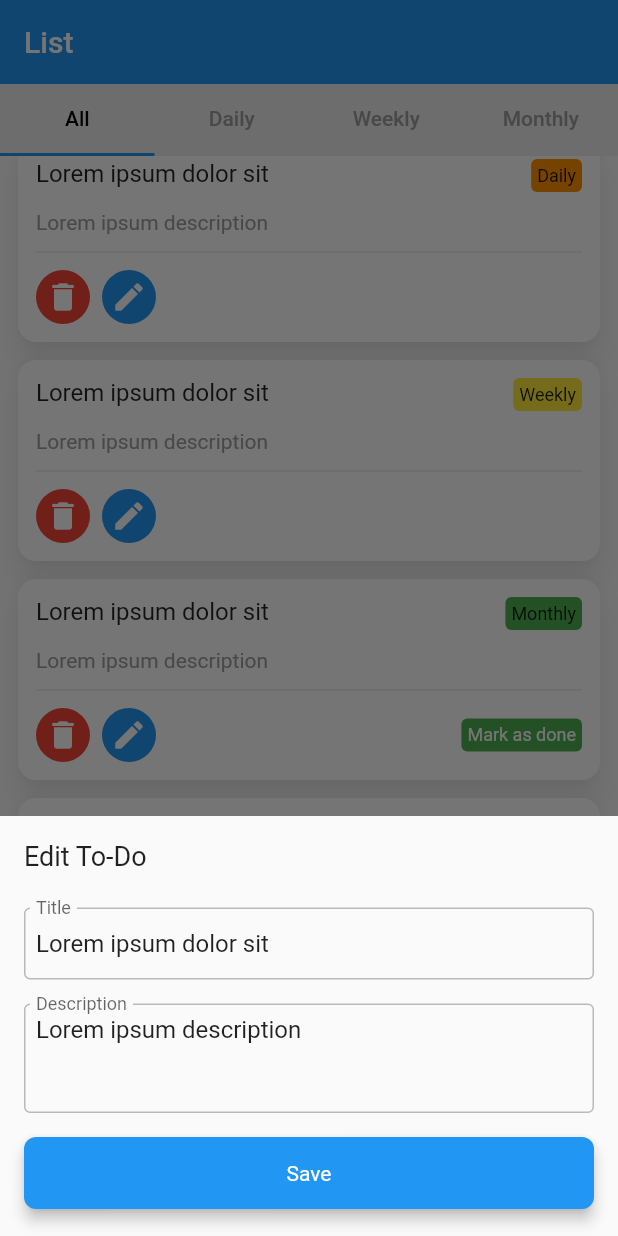
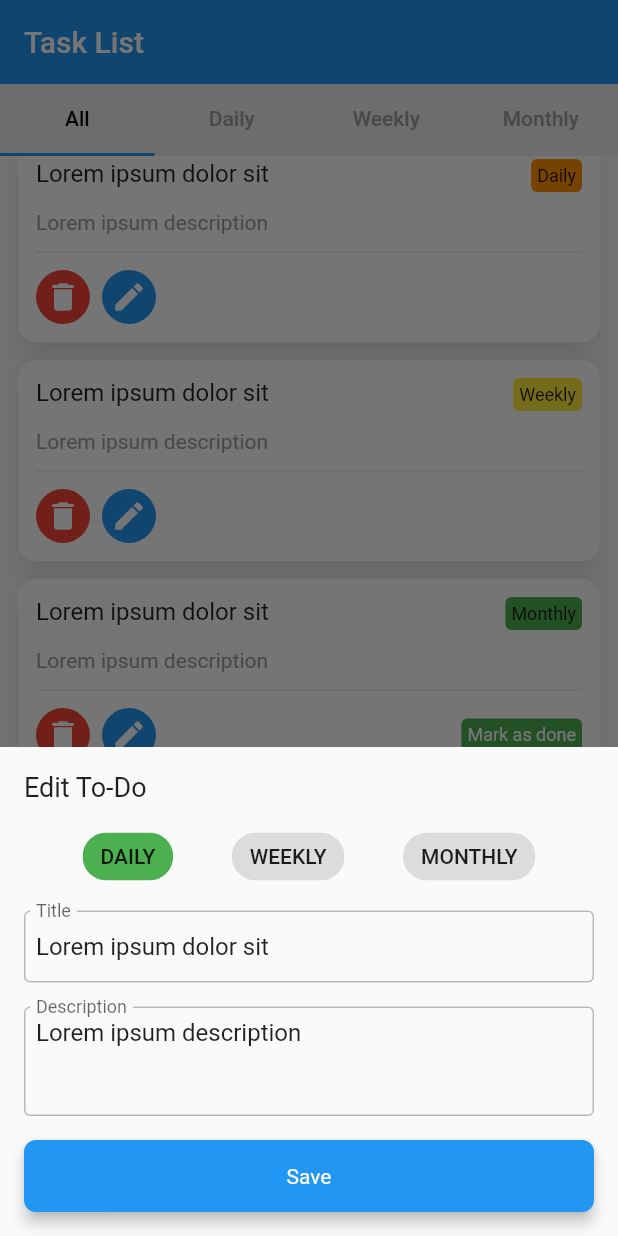
Before and after one commit to right7ctrl/taskmgr, a Flutter app: the screen it shows after launch, scrolled down 168 dp, after a tap on the "edit" icon, on a phone screen of 412 x 824 dp. Run offline on Flutter 3.47's test engine with Material 2 defaults, Android fonts, the phone set to English and light mode, and no system bars.

Commit message:
add period selection functionality where creating/updating a task

```diff
--- a/lib/main.dart
+++ b/lib/main.dart
@@ -13,6 +13,7 @@ class App extends StatelessWidget {
         ChangeNotifierProvider(create: (_) => ListProvider()),
       ],
       child: MaterialApp(
+        title: 'Taskmgr',
         home: TaskList(),
       ),
     );
--- a/lib/view/add/add_task.dart
+++ b/lib/view/add/add_task.dart
@@ -1,4 +1,5 @@
 import 'package:flutter/material.dart';
+import 'package:task_manager/core/constants/enums.dart';
 import 'package:task_manager/model/list/list_item_model.dart';
 import 'package:task_manager/provider/list/list_provider.dart';
 import 'package:task_manager/widget/app_button.dart';
@@ -23,6 +24,8 @@ class AddTask extends StatefulWidget {
 
 class _AddTaskState extends State<AddTask> {
   TextEditingController _titleController, _descriptionController;
+  List<String> _periods = ['DAILY', 'WEEKLY', 'MONTHLY'];
+  ValueNotifier<int> _periodsListener = ValueNotifier(0);
 
   String screenTitle = 'Add To-Do', buttonText = 'Add';
 
@@ -32,6 +35,7 @@ class _AddTaskState extends State<AddTask> {
     _descriptionController = TextEditingController();
 
     if (widget?.data != null) {
+      _periodsListener.value = widget.data.period.index;
       screenTitle = 'Edit To-Do';
       buttonText = 'Save';
 
@@ -53,14 +57,16 @@ class _AddTaskState extends State<AddTask> {
     final listProvider = context.watch<ListProvider>();
 
     return Container(
-      height: 280,
+      height: 326,
       padding: EdgeInsets.all(16),
       child: Column(
         mainAxisAlignment: MainAxisAlignment.start,
         crossAxisAlignment: CrossAxisAlignment.start,
         children: [
           Text('$screenTitle', style: TextStyle(fontSize: 18)),
-          SizedBox(height: 24),
+          SizedBox(height: 12),
+          _buildPeriods,
+          SizedBox(height: 12),
           CustomTextFormField(
             controller: _titleController,
             placeholder: 'Title',
@@ -76,9 +82,22 @@ class _AddTaskState extends State<AddTask> {
           AppButton(
             title: '$buttonText',
             onTap: () {
+              if (widget?.data != null) {
+                widget.data
+                  ..title = _titleController.text
+                  ..description = _descriptionController.text
+                  ..period = TaskPeriod.values[_periodsListener.value];
+                listProvider.editItem(widget.data);
+
+                return;
+              }
+
               listProvider.addItem(
-                _titleController.text,
-                _descriptionController.text,
+                ListItemModel(
+                  title: _titleController.text,
+                  description: _descriptionController.text,
+                  period: TaskPeriod.values[_periodsListener.value],
+                ),
               );
             },
           ),
@@ -86,4 +105,22 @@ class _AddTaskState extends State<AddTask> {
       ),
     );
   }
+
+  Widget get _buildPeriods {
+    return ValueListenableBuilder<int>(
+      valueListenable: _periodsListener,
+      builder: (context, val, _) {
+        return Row(
+            mainAxisAlignment: MainAxisAlignment.spaceEvenly,
+            children: _periods
+                .map((e) => GestureDetector(
+                    onTap: () => _periodsListener.value = _periods.indexOf(e),
+                    child: Chip(
+                      backgroundColor: _periodsListener.value == _periods.indexOf(e) ? Colors.green : null,
+                      label: Text('$e'),
+                    )))
+                .toList());
+      },
+    );
+  }
 }
--- a/lib/view/list/task_list.dart
+++ b/lib/view/list/task_list.dart
@@ -31,7 +31,7 @@ class _TaskListState extends State<TaskList> with SingleTickerProviderStateMixin
     return Scaffold(
       appBar: AppBar(
         elevation: 0,
-        title: Text('List'),
+        title: Text('Task List'),
       ),
       floatingActionButton: FloatingActionButton(
         onPressed: () {
```
Also changed, not shown: lib/provider/list/list_provider.dart (+15 -10 lines).
